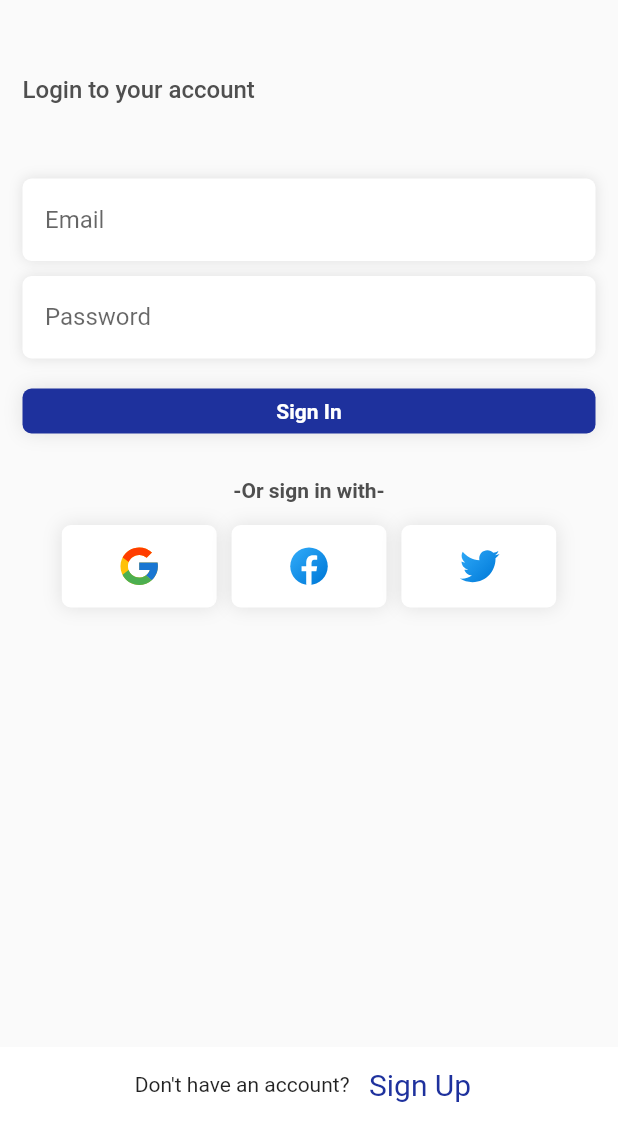
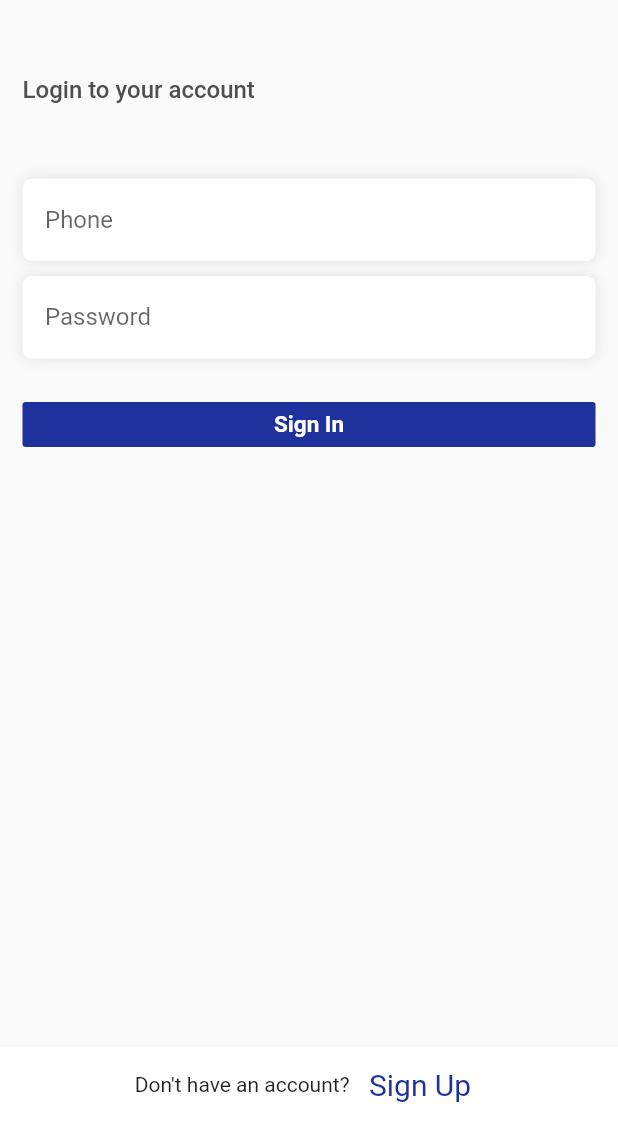
Before and after one commit to Rawisara630710671/app_project, a Flutter app: the screen it shows after launch, on a phone screen of 412 x 824 dp, the part 114-1236 px from its top. Run offline on Flutter 3.47's test engine with Material 2 defaults, Android fonts, the phone set to English and light mode, and no system bars; our stand-ins replace geolocator, get, google_maps_flutter, hexcolor.

Commit message:
pub get firebase

```diff
--- a/lib/view/login.view.dart
+++ b/lib/view/login.view.dart
@@ -6,9 +6,11 @@ import 'package:flutter/material.dart';
 import 'package:app_project/utils/global.colors.dart';
 import 'package:get/get.dart';
 
+import '../screens/current.location.screen.dart';
+
 class LoginView extends StatelessWidget {
   LoginView({Key? key}) : super(key: key);
-  final TextEditingController emailController = TextEditingController();
+  final TextEditingController phoneController = TextEditingController();
   final TextEditingController passwordController = TextEditingController();
 
 
@@ -51,10 +53,10 @@ class LoginView extends StatelessWidget {
 
                 // Email Input
                 TextFormGlobal(
-                  controller: emailController,
-                  text: 'Email',
+                  controller: phoneController,
+                  text: 'Phone',
                   obscure: false,
-                  textInputType: TextInputType.emailAddress,
+                  textInputType: TextInputType.phone,
                 ),
 
                 const SizedBox(height: 10),
@@ -67,9 +69,33 @@ class LoginView extends StatelessWidget {
                     obscure: true
                 ),
                 const SizedBox(height: 20),
-                const ButtonGlobal(),
-                const SizedBox(height: 30),
-                SocialLogin(),
+
+                Container(
+                  child: MaterialButton(
+                    minWidth: double.infinity,
+                    height: 30,
+                    onPressed: (
+
+                        ) {
+                      Navigator.of(context).push(
+                          MaterialPageRoute(builder: (BuildContext context) {
+                            return const CurrentLocationScreen();
+                          }));
+                    },
+                    color: GlobalColors.mainColor,
+                    elevation: 0,
+                    child: Text(
+                      'Sign In',
+                      style: TextStyle(
+                        fontSize: 15,
+                        color: Colors.white,
+                        fontWeight: FontWeight.w600,
+                      ),
+                    ),
+                  ),
+                ),
+                //const SizedBox(height: 30),
+                //SocialLogin(),
               ],
             ),
           ),
--- a/lib/view/signup.view.dart
+++ b/lib/view/signup.view.dart
@@ -69,7 +69,6 @@ class SignUpView extends StatelessWidget {
                 ),
                 Column(
                   children: <Widget>[
-                    inputFile(label: "UserName"),
                     inputFile(label: "Email"),
                     inputFile(label: "Phone"),
                     inputFile(
--- a/lib/view/widgets/button.global.dart
+++ b/lib/view/widgets/button.global.dart
@@ -1,4 +1,5 @@
 import 'package:app_project/utils/global.colors.dart';
+import 'package:app_project/view/mylocation.view.dart';
 import 'package:flutter/material.dart';
 
 class ButtonGlobal extends StatelessWidget {
@@ -8,7 +9,7 @@ class ButtonGlobal extends StatelessWidget {
   Widget build(BuildContext context) {
     return InkWell(
       onTap: (){
-        print('Login'); /////edit
+        const MyLocationView(); /////edit
       },
       child: Container(
         alignment: Alignment.center,
--- a/lib/view/widgets/social.login.dart
+++ b/lib/view/widgets/social.login.dart
@@ -1,4 +1,4 @@
-import 'package:app_project/utils/global.colors.dart';
+/*import 'package:app_project/utils/global.colors.dart';
 import 'package:flutter/material.dart';
 import 'package:flutter_svg/flutter_svg.dart';
 
@@ -98,3 +98,4 @@ class SocialLogin extends StatelessWidget {
     );
   }
 }
+*/
--- a/pubspec.yaml
+++ b/pubspec.yaml
@@ -41,7 +41,8 @@ dependencies:
   flutter_svg: ^2.0.7
   geolocator: ^10.0.1
   google_maps_flutter: ^2.5.0
-
+  firebase_core: ^2.21.0
+  firebase_auth: ^4.12.1
 
 
 dev_dependencies:
```
Also changed, not shown: lib/view/mylocation.view.dart (added, +45 -0 lines), pubspec.lock, 3 other files.
